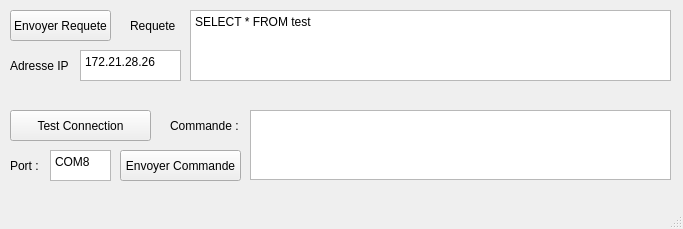
Above: MobyCreaApp/mainwindow.ui from kayakdemer63/Projet_MobyCrea before the change. Below: the same form after it.
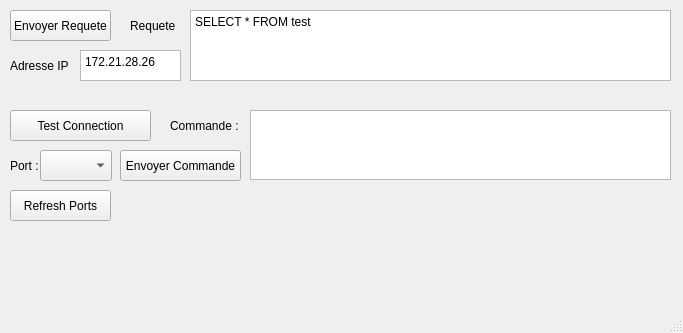
That is the form after the change.

Patch:
```diff
--- a/MobyCreaApp/mainwindow.ui
+++ b/MobyCreaApp/mainwindow.ui
@@ -7,7 +7,7 @@
     <x>0</x>
     <y>0</y>
     <width>683</width>
-    <height>229</height>
+    <height>333</height>
    </rect>
   </property>
   <property name="windowTitle">
@@ -92,19 +92,6 @@
      <string>Test Connection</string>
     </property>
    </widget>
-   <widget class="QPlainTextEdit" name="COM">
-    <property name="geometry">
-     <rect>
-      <x>50</x>
-      <y>150</y>
-      <width>61</width>
-      <height>31</height>
-     </rect>
-    </property>
-    <property name="plainText">
-     <string>COM8</string>
-    </property>
-   </widget>
    <widget class="QLabel" name="labelPort">
     <property name="geometry">
      <rect>
@@ -154,6 +141,29 @@
      <string>Envoyer Commande</string>
     </property>
    </widget>
+   <widget class="QComboBox" name="boxPort">
+    <property name="geometry">
+     <rect>
+      <x>40</x>
+      <y>150</y>
+      <width>72</width>
+      <height>31</height>
+     </rect>
+    </property>
+   </widget>
+   <widget class="QPushButton" name="searchPort">
+    <property name="geometry">
+     <rect>
+      <x>10</x>
+      <y>190</y>
+      <width>101</width>
+      <height>31</height>
+     </rect>
+    </property>
+    <property name="text">
+     <string>Refresh Ports</string>
+    </property>
+   </widget>
   </widget>
   <widget class="QMenuBar" name="menubar">
    <property name="geometry">
```
Left out of the diff: 59 changed lines with no effect on the pictures.
